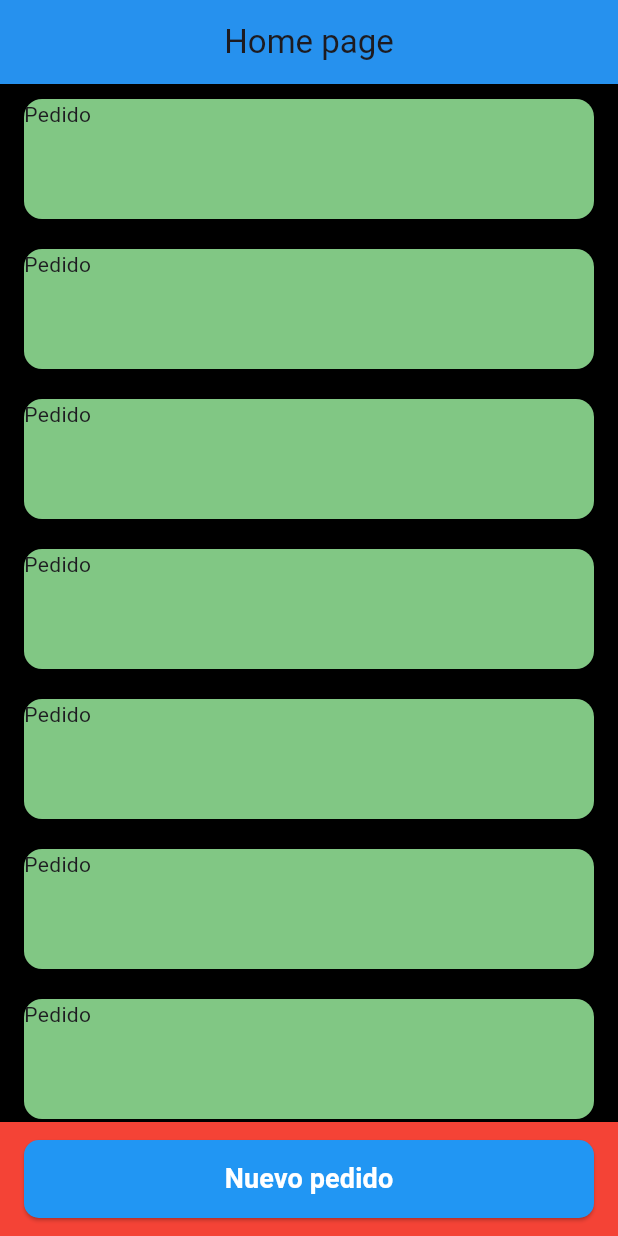
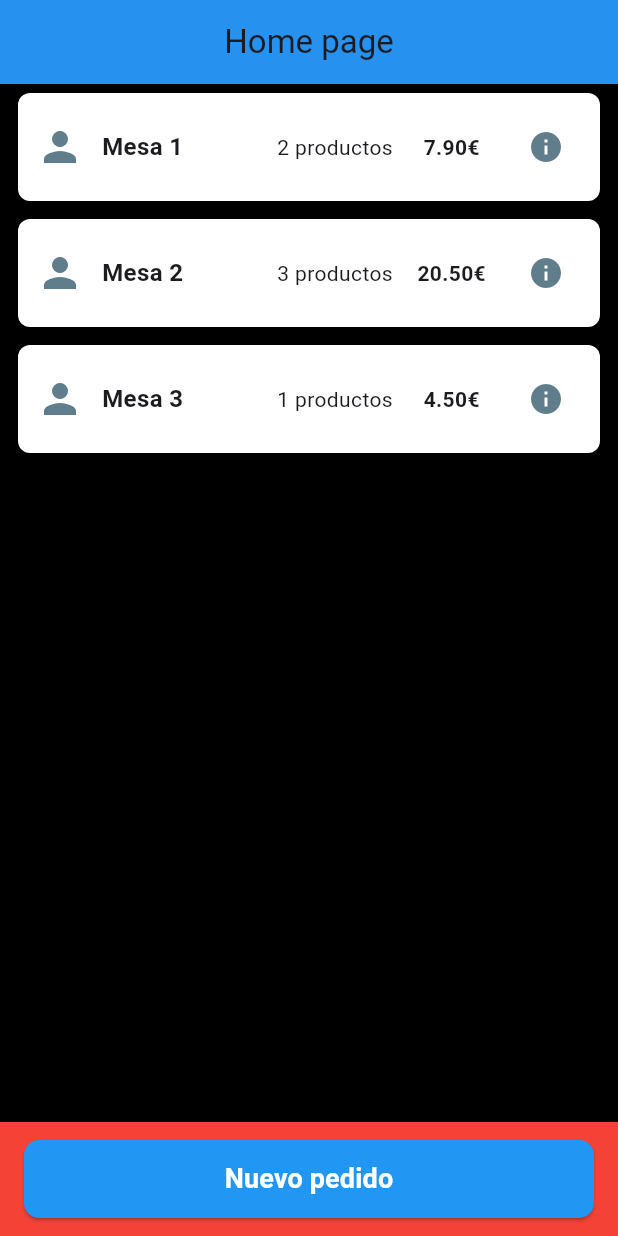
Before and after one commit to Foompe/AccesibilidadFlutter, a Flutter app: the screen it shows after launch, on a phone screen of 412 x 824 dp. Run offline on Flutter 3.47's test engine with Material 3 defaults, Android fonts, the phone set to English and light mode, and no system bars.

```diff
--- a/lib/main.dart
+++ b/lib/main.dart
@@ -10,6 +10,6 @@ class MyApp extends StatelessWidget {
 
   @override
   Widget build(BuildContext context) {
-    return MaterialApp(home: Homepage());
+    return MaterialApp(home: HomePage());
   }
 }
--- /dev/null
+++ b/lib/models/PedidosRepositorioMock.dart
@@ -0,0 +1,30 @@
+import 'package:t4_1_navegacion/models/pedido.dart';
+import 'package:t4_1_navegacion/models/productos_data.dart';
+
+class Pedidosrepositoriomock {
+  List<Pedido> obtenerPedidosPrueba() {
+    return [
+      Pedido(
+        nombreMesa: "Mesa 1",
+        productos: {
+          productosDisponibles[0]: 2,
+          productosDisponibles[3]: 1
+        },
+      ),
+      Pedido(
+        nombreMesa: "Mesa 2",
+        productos: {
+          productosDisponibles[1]: 1,
+          productosDisponibles[4]: 2,
+          productosDisponibles[6]: 1,
+        },
+      ),
+      Pedido(
+        nombreMesa: "Mesa 3",
+        productos: {
+          productosDisponibles[2]: 3
+        }
+      ),
+    ];
+  }
+}
--- /dev/null
+++ b/lib/viewmodels/HomeViewModel.dart
@@ -0,0 +1,28 @@
+import 'package:flutter/material.dart';
+import 'package:t4_1_navegacion/models/PedidosRepositorioMock.dart';
+import 'package:t4_1_navegacion/models/pedido.dart';
+
+class Homeviewmodel extends ChangeNotifier{
+  final Pedidosrepositoriomock _repo;
+  List<Pedido> pedidos = [];
+
+  Homeviewmodel({Pedidosrepositoriomock? repo})
+  : _repo = repo ?? Pedidosrepositoriomock() {
+    _cargarPedidos();
+  }
+
+  void _cargarPedidos() {
+    pedidos = _repo.obtenerPedidosPrueba();
+    notifyListeners();
+  }
+
+  void agregarPedido(Pedido pedido) {
+    final index = pedidos.indexWhere((p) => p == pedido);
+    if(index >= 0) {
+      pedidos[index] = pedido;
+    } else {
+      pedidos.add(pedido);
+    }
+    notifyListeners();
+  }
+}
--- a/lib/views/HomePage.dart
+++ b/lib/views/HomePage.dart
@@ -1,17 +1,22 @@
 import 'package:flutter/material.dart';
+import 'package:t4_1_navegacion/models/pedido.dart';
+import 'package:t4_1_navegacion/viewmodels/HomeViewModel.dart';
 import 'package:t4_1_navegacion/views/CreacionPage.dart';
 import 'package:t4_1_navegacion/views/widgets/Pedido_card_widget.dart';
-import 'package:t4_1_navegacion/views/widgets/Producto_card_widget.dart';
 
-class Homepage extends StatelessWidget{  //Constructor
-  const Homepage({super.key});
+class HomePage extends StatefulWidget {
+  //Constructor
+  const HomePage({super.key});
+
+  @override
+  State<HomePage> createState() => _HomePageState();
+}
+
+class _HomePageState extends State<HomePage> {
+  final Homeviewmodel viewmodel = Homeviewmodel();
 
   @override
   Widget build(BuildContext context) {
-
-    //! --> temporal
-    final items = List.generate(16, (i) => "Pedido ${i +1}");
-
     return Scaffold(
       appBar: AppBar(
         backgroundColor: Colors.blue,
@@ -20,38 +25,53 @@ class Homepage extends StatelessWidget{  //Constructor
         elevation: 2,
       ),
 
-
-      body: Container(
+      body: SafeArea(
+        child: Container(
           color: Colors.black,
           padding: const EdgeInsets.symmetric(horizontal: 12),
           child: ListView.builder(
-          itemCount: items.length,
+            itemCount: viewmodel.pedidos.length,
             itemBuilder: (context, index) {
-            return PedidoCardWidget();
+              final pedido = viewmodel.pedidos[index];
+              return PedidoCardWidget(
+                pedido: pedido,
+                onEditar: () async {
+                  final actualizado = await Navigator.push(
+                    context,
+                    MaterialPageRoute(
+                      builder: (_) => CreacionPage(pedidoExistente: pedido),
+                    ),
+                  );
+                  if (actualizado != null && actualizado is Pedido) {
+                    setState(() {
+                      viewmodel.agregarPedido(actualizado);
+                    });
+                  }
+                },
+              );
             },
           ),
         ),
-
+      ),
 
       bottomNavigationBar: SafeArea(
         child: Container(
           color: Colors.red,
-          padding: const EdgeInsets.symmetric(
-            horizontal: 16,
-            vertical: 12
-            ),
+          padding: const EdgeInsets.symmetric(horizontal: 16, vertical: 12),
 
           child: ElevatedButton(
-              onPressed: () {
-                  //? --> Creamos la navegación
-                  Navigator.push(
+            onPressed: () async {
+              // Navegamos a CreacionPage sin pedido (nuevo pedido)
+              final nuevoPedido = await Navigator.push(
                 context,
-                    MaterialPageRoute(
-                      builder: (context) => const CreacionPage()
-                    )
+                MaterialPageRoute(builder: (_) => const CreacionPage()),
               );
 
-
+              if (nuevoPedido != null && nuevoPedido is Pedido) {
+                setState(() {
+                  viewmodel.agregarPedido(nuevoPedido);
+                });
+              }
             },
             style: ElevatedButton.styleFrom(
               backgroundColor: Colors.blue,
@@ -63,13 +83,9 @@ class Homepage extends StatelessWidget{  //Constructor
             ),
             child: const Text(
               "Nuevo pedido",
-                style: TextStyle(
-                  fontSize: 18,
-                  fontWeight: FontWeight.bold
+              style: TextStyle(fontSize: 18, fontWeight: FontWeight.bold),
             ),
           ),
-            ),
-
         ),
       ),
     );
--- a/lib/views/widgets/Pedido_card_widget.dart
+++ b/lib/views/widgets/Pedido_card_widget.dart
@@ -1,21 +1,72 @@
 import 'package:flutter/material.dart';
+import 'package:t4_1_navegacion/models/pedido.dart';
 
 class PedidoCardWidget extends StatelessWidget {
-  const PedidoCardWidget({super.key});
+  final Pedido pedido;
+  final VoidCallback? onEditar;
+
+  const PedidoCardWidget({
+    super.key,
+    required this.pedido,
+    required this.onEditar
+    });
 
   @override
   Widget build(BuildContext context) {
-    return Padding(
-      padding: const EdgeInsets.symmetric(vertical: 6),
-      child: Card(
-        color: Colors.green[300],
-        elevation: 3,
-        shape: RoundedRectangleBorder(
-          borderRadius: BorderRadius.circular(12),
-        ),
-        child: const SizedBox(
-          height: 80,
-          child: Text("Pedido"), // altura fija para que se vea
+    return Card(
+      color: Colors.white,
+      elevation: 3,
+      margin: const EdgeInsets.symmetric(vertical: 6),
+      shape: RoundedRectangleBorder(borderRadius: BorderRadius.circular(8)),
+
+      child: Padding(
+        padding: const EdgeInsets.all(12),
+        child: Row(
+          children: [
+            //Icono
+            const Icon(Icons.person, size: 32, color: Colors.blueGrey),
+
+            //Separador
+            const SizedBox(width: 12),
+
+            //Nombre
+            Expanded(
+              flex: 3,
+              child: Text(
+                pedido.nombreMesa,
+                style: const TextStyle(
+                  fontSize: 16,
+                  fontWeight: FontWeight.bold,
+                ),
+              ),
+            ),
+
+            //Candidad productos
+            Expanded(
+              flex: 2,
+              child: Text(
+                "${pedido.productos.length} productos",
+                textAlign: TextAlign.center,
+                style: const TextStyle(fontSize: 14),
+              ),
+            ),
+
+            //Precio total
+            Expanded(
+              flex: 2,
+              child: Text(
+                "${pedido.calcularTotal().toStringAsFixed(2)}€",
+                textAlign: TextAlign.center,
+                style: TextStyle(fontSize: 14, fontWeight: FontWeight.bold),
+              ),
+            ),
+
+            //Boton de info pedido
+            IconButton(
+              onPressed: onEditar,
+              icon: const Icon(Icons.info, color: Colors.blueGrey),
+            ),
+          ],
         ),
       ),
     );
```
Also changed, not shown: lib/views/CreacionPage.dart (+14 -6 lines), lib/views/ProductosPage.dart (+7 -6 lines), lib/views/widgets/Producto_card_widget.dart (+59 -13 lines). Lines whose indentation alone changed are shown as unchanged.
